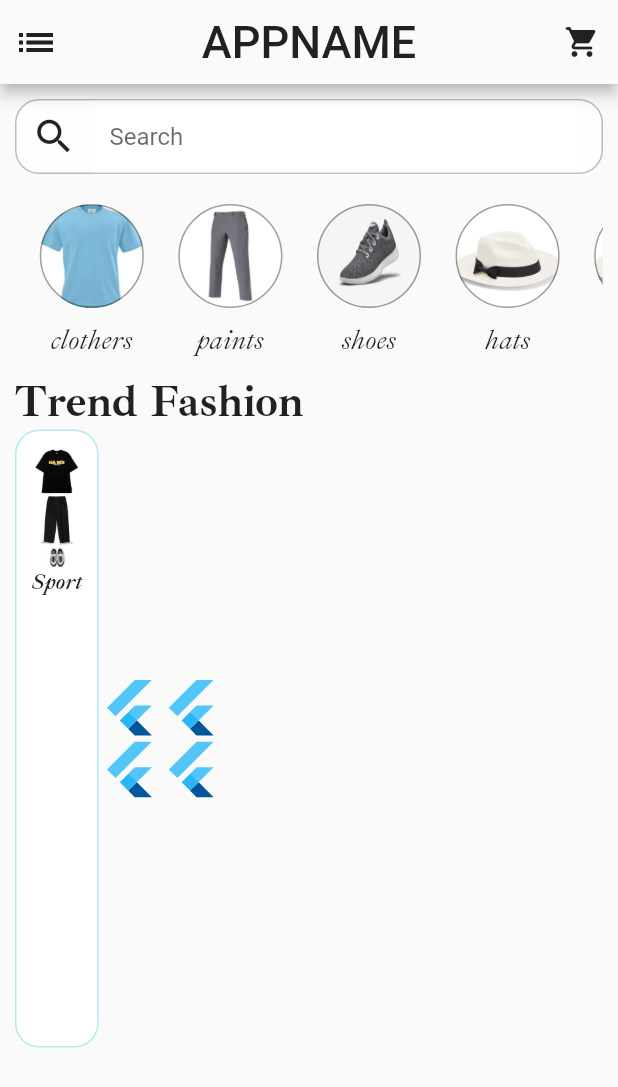
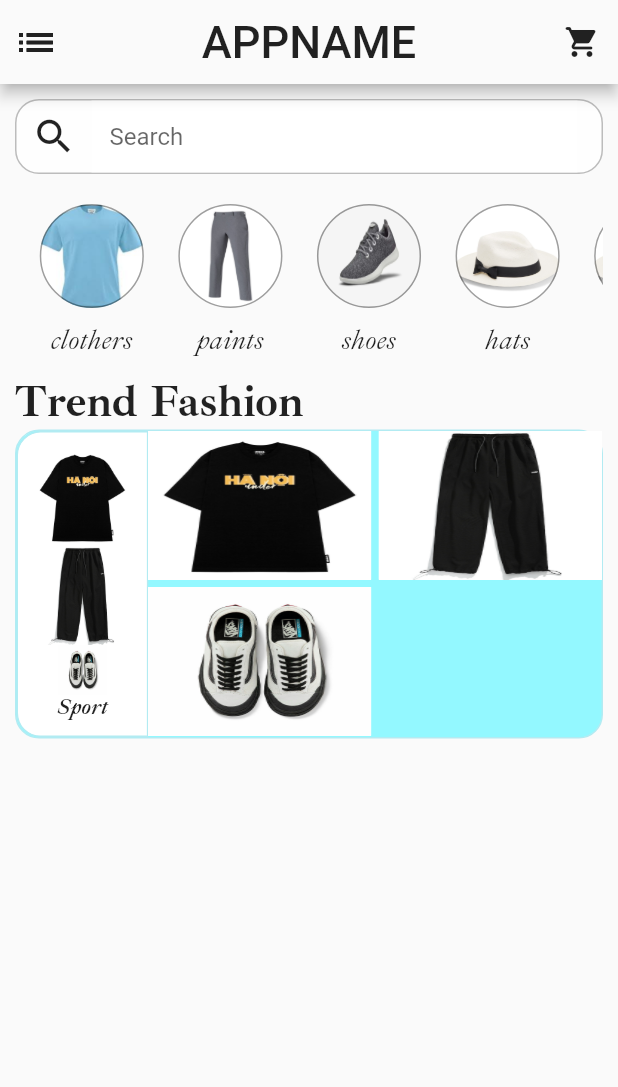
Before and after one commit to LeMinh22621/SmartFashion, a Flutter app: the screen it shows after launch, on a phone screen of 412 x 824 dp. Shown: the top 1087 px of the screen. Run offline on Flutter 3.47's test engine with Material 2 defaults, Android fonts, the phone set to English and light mode, and no system bars.

Commit message:
update gridview set detail

```diff
--- a/lib/view/screen/home_page.dart
+++ b/lib/view/screen/home_page.dart
@@ -17,8 +17,8 @@ class _HomePageState extends State<HomePage> {
   @override
   Widget build(BuildContext context) {
     Size _size = Size(
-      MediaQuery.of(context).size.width / 2,
-      MediaQuery.of(context).size.height / 2,
+      MediaQuery.of(context).size.width,
+      MediaQuery.of(context).size.height / 4,
     );
     String _shirt = "assets/images/shirt/TShirt1.jpg";
     String _paints = "assets/images/paints/paints1.jpg";
--- a/lib/view/widget/a_set.dart
+++ b/lib/view/widget/a_set.dart
@@ -59,7 +59,10 @@ class _ASetState extends State<ASet> {
       padding: const EdgeInsets.all(10),
       decoration: BoxDecoration(
         shape: BoxShape.rectangle,
-        borderRadius: const BorderRadius.all(Radius.circular(16)),
+        borderRadius: const BorderRadius.only(
+          topLeft: Radius.circular(16),
+          bottomLeft: Radius.circular(16),
+        ),
         border: Border.all(
           color: Colors.cyan.shade100,
         ),
--- a/lib/view/widget/detail_a_set.dart
+++ b/lib/view/widget/detail_a_set.dart
@@ -1,4 +1,5 @@
 import 'package:flutter/material.dart';
+import 'package:smart_fashion/view/widget/a_set.dart';
 
 class DetailASet extends StatefulWidget {
   DetailASet(
@@ -37,7 +38,7 @@ class _DetailASetState extends State<DetailASet> {
   late String _paints;
   late String _shoe;
   late Color _color;
-
+  late List<String> _products;
   _DetailASetState(
       {Key? key,
       required size,
@@ -50,23 +51,28 @@ class _DetailASetState extends State<DetailASet> {
     _paints = paints;
     _shoe = shoe;
     _color = color;
+
+    _products = [_shirt, _paints, _shoe];
   }
 
   @override
   Widget build(BuildContext context) {
-    return SizedBox(
-      height: _size.height,
-      width: _size.width,
-      child: Flexible(
-        child: GridView.count(
-          crossAxisCount: 2,
-          children: const [
-            FlutterLogo(),
-            FlutterLogo(),
-            FlutterLogo(),
-            FlutterLogo(),
-          ],
+    return Flexible(
+      child: GridView.builder(
+        gridDelegate: const SliverGridDelegateWithMaxCrossAxisExtent(
+          maxCrossAxisExtent: 200,
+          childAspectRatio: 3 / 2,
+          crossAxisSpacing: 5,
+          mainAxisSpacing: 5,
         ),
+        itemCount: _products.length,
+        itemBuilder: (context, index) {
+          return AItem(
+            size: _size,
+            imageStr: _products[index],
+            color: _color,
+          );
+        },
       ),
     );
   }
```
Also changed, not shown: lib/model/product_item.dart (added, +14 -0 lines), lib/view/widget/product_item.dart (+9 -3 lines).
